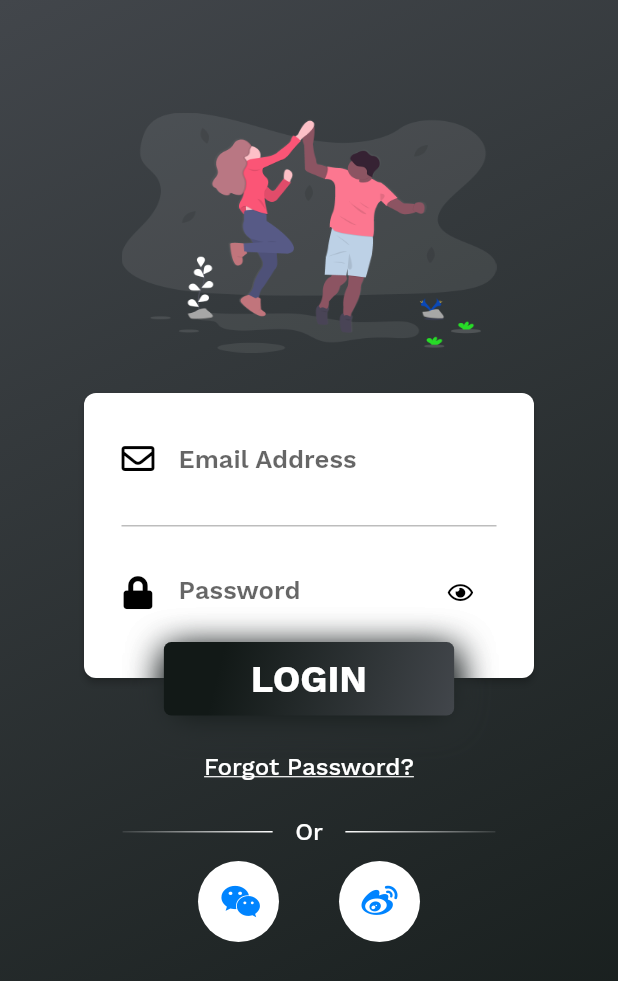
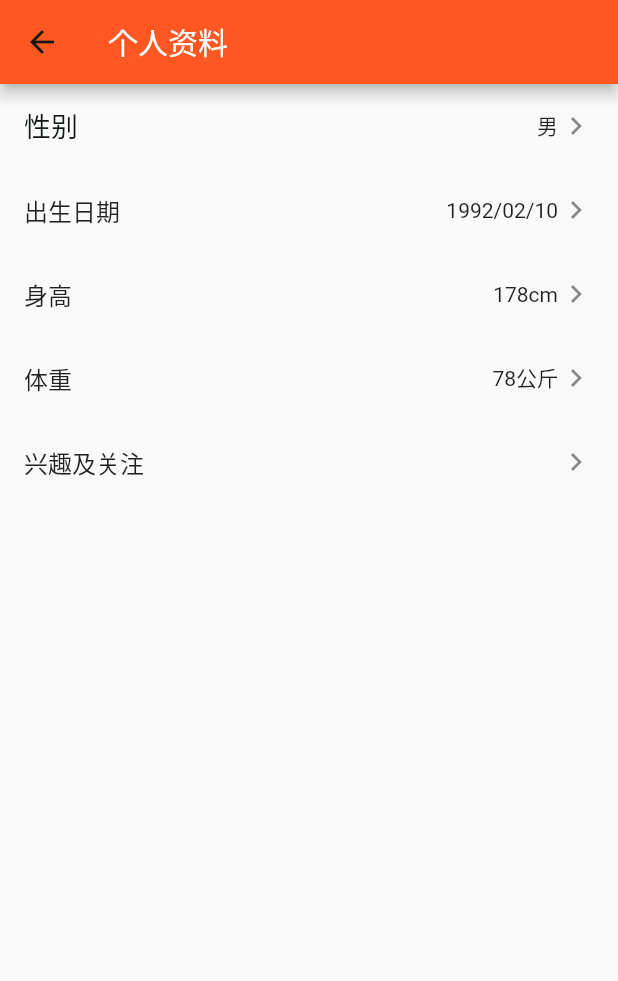
Before and after one commit to viegoooo/flutter_fit, a Flutter app: the screen it shows after launch, on a phone screen of 412 x 824 dp. Shown: the top 981 px of the screen. Run offline on Flutter 3.47's test engine with Material 2 defaults, Android fonts, the phone set to English and light mode, and no system bars; our stand-ins replace charts_flutter, fluro, font_awesome_flutter, intro_slider; project files that could hold a hidden picture were left out.

Commit message:
add wheel picker Dialog ,个人信息页面身高Item 添加 滚轮选择器

```diff
--- a/lib/main.dart
+++ b/lib/main.dart
@@ -1,11 +1,13 @@
 import 'package:flutter/material.dart';
 import 'package:flutter/services.dart';
+import 'package:flutter_fit/page/me/personal_information.dart';
 import 'package:flutter_fit/page/sport/sports_routers.dart';
 import 'package:flutter_fit/page/welcome/login_or_register_page.dart';
 import 'package:flutter_fit/page/welcome/splash_page.dart';
 import 'package:flutter_fit/page/home/home_page.dart';
 import 'package:flutter_fit/page/sport/sports_history_page.dart';
 import 'package:flutter_fit/page/welcome/welcome_page.dart';
+import 'package:flutter_fit/widget/wheel/wheel_picker.dart';
 import 'package:flutter_fit/common/style/fit_style.dart';
 import 'package:flutter_fit/common/route/fluro_navigator_utils.dart';
 ///程序入口
@@ -13,9 +15,7 @@ void main() {
 //  AMap.init("key");  //IOS
   runApp(MyApp());
 
-  SystemChrome.setSystemUIOverlayStyle(SystemUiOverlayStyle.dark.copyWith(
-    statusBarColor: Colors.white, //or set color with: Color(0xFF0000FF)
-  ));
+  SystemChrome.setSystemUIOverlayStyle(SystemUiOverlayStyle.light);
 
 
 }
@@ -40,10 +40,12 @@ class MyApp extends StatelessWidget {
       theme: ThemeData(
         // This is the theme of your application.
         primarySwatch: FitColor.themeColors,
+
       ),
 
       ///程序的第一个界面，一般需要用Scaffold 包裹的 Material风格的widget
-      home: SplashPage(),
+      //home: SplashPage(),
+      home: PersonalInfoPage(),
       onGenerateRoute: NavigatorUtils.mRouter.generator,
       //home: SportsHistoryPage(),
 //      routes: {
--- /dev/null
+++ b/lib/page/me/me_routers.dart
@@ -0,0 +1,16 @@
+import 'package:fluro/fluro.dart';
+import 'package:flutter_fit/common/route/fluro_navigator_utils.dart';
+import 'package:flutter_fit/page/me/me_page.dart';
+import 'package:flutter_fit/page/me/personal_information.dart';
+
+class SportsRouters implements IRouter{
+  static String me = "/me";
+  static String personalInformation = "/me/personal_info";
+
+  @override
+  void define(Router router) {
+    router.define(me, handler: Handler(handlerFunc: (_, params) => MePage()));
+    router.define(personalInformation, handler: Handler(handlerFunc: (_, params) => PersonalInfoPage()));
+  }
+
+}
--- /dev/null
+++ b/lib/page/me/personal_information.dart
@@ -0,0 +1,197 @@
+import 'package:flutter/material.dart';
+import 'package:flutter_fit/common/route/fluro_navigator_utils.dart';
+import 'package:flutter_fit/common/style/fit_style.dart';
+import 'package:flutter_fit/widget/wheel/wheel_picker.dart';
+/// AlertDialog
+
+class PersonalInfoPage extends StatefulWidget {
+  @override
+  _PersonalInfoPageState createState() => _PersonalInfoPageState();
+}
+
+class _PersonalInfoPageState extends State<PersonalInfoPage> {
+  String _newGender = '男';
+
+  @override
+  Widget build(BuildContext context) {
+    return Material(
+      child: SafeArea(
+        child: SingleChildScrollView(
+          child: Column(
+            children: <Widget>[
+              _buildAppBar(),
+              _buildGenderListTile(),
+              _buildBirthDayListTile(),
+              _buildHeightListTile(),
+              _buildWeightListTile(),
+              _buildInterestListTile(),
+            ],
+          ),
+        ),
+      ),
+    );
+  }
+
+  _buildAppBar() {
+    return AppBar(
+      leading: IconButton(
+        onPressed: () {
+          NavigatorUtils.goBack(context);
+        },
+        padding: const EdgeInsets.all(12.0),
+        icon: Icon(
+          Icons.arrow_back,
+          size: 24,
+          color: FitColor.mainTextColor,
+        ),
+      ),
+      title: Text('个人资料'),
+    );
+  }
+
+  _buildGenderListTile() {
+    return ListTile(
+      onTap: () => {
+        showDialog(
+            context: context,
+            builder: (BuildContext buildContext) {
+              return _showSelectGenderDialog();
+            })
+      },
+      isThreeLine: false,
+      title: Text(
+        "性别",
+        style: FitConstant.normalText,
+      ),
+      trailing: Row(
+        mainAxisSize: MainAxisSize.min,
+        children: <Widget>[
+          Text(_newGender),
+          Icon(Icons.keyboard_arrow_right),
+        ],
+      ),
+    );
+  }
+
+  _buildBirthDayListTile() {
+    return ListTile(
+      isThreeLine: false,
+      title: Text("出生日期"),
+      trailing: Row(
+        mainAxisSize: MainAxisSize.min,
+        children: <Widget>[
+          Text('1992/02/10'),
+          Icon(Icons.keyboard_arrow_right),
+        ],
+      ),
+    );
+  }
+
+  _buildHeightListTile() {
+    return ListTile(
+      onTap:(){
+        WheelPicker.showWheelPicker(context);
+      },
+      isThreeLine: false,
+      title: Text("身高"),
+      trailing: Row(
+        mainAxisSize: MainAxisSize.min,
+        children: <Widget>[
+          Text('178cm'),
+          Icon(Icons.keyboard_arrow_right),
+        ],
+      ),
+    );
+  }
+
+  _buildWeightListTile() {
+    return ListTile(
+      isThreeLine: false,
+      title: Text("体重"),
+      trailing: Row(
+        mainAxisSize: MainAxisSize.min,
+        children: <Widget>[
+          Text('78公斤'),
+          Icon(Icons.keyboard_arrow_right),
+        ],
+      ),
+    );
+  }
+
+  _buildInterestListTile() {
+    return ListTile(
+      isThreeLine: false,
+      title: Text("兴趣及关注"),
+      trailing: Icon(Icons.keyboard_arrow_right),
+    );
+  }
+
+  /// 如何改变弹出的Dialog在屏幕中的位置？？
+  _showSelectGenderDialog() {
+    print(" ----------------");
+
+    return AlertDialog(
+      title: Text('性别'),
+
+      ///RadioListTile 和 CheckBox 点击选择框以后 没有UI的切换 ,需要父控件是Stateful的控件。可以使用StatefulBuilder
+      content: StatefulBuilder(builder: (context, StateSetter setState) {
+        return Column(
+          mainAxisSize: MainAxisSize.min,
+          children: <Widget>[
+            RadioListTile<String>(
+              value: '男',
+              title: Text('男'),
+              groupValue: _newGender,
+              onChanged: (value) {
+                setState(() {
+                  ///此SetState 是 AlertDialog UI 的刷新 （点击Item后选中提示图标的变化） 。
+                  _newGender = value;
+                  NavigatorUtils.goBack(context);
+
+                  ///取消Dialog 和回退界面一样 需要调用 Navigator的pop方法
+                  this.setState(() {});
+
+                  ///此SetState 是Dialog 后面的PersonalInfoPage的更新
+                });
+              },
+            ),
+            RadioListTile<String>(
+              value: '女',
+              title: Text('女'),
+              groupValue: _newGender,
+              onChanged: (value) {
+                setState(() {
+                  _newGender = value;
+                  NavigatorUtils.goBack(context);
+                  this.setState(() {});
+                });
+              },
+            ),
+            RadioListTile<String>(
+              value: '保密',
+              title: Text('保密'),
+              groupValue: _newGender,
+              onChanged: (value) {
+                setState(() {
+                  _newGender = value;
+                  NavigatorUtils.goBack(context);
+                  this.setState(() {});
+                });
+              },
+            ),
+          ],
+        );
+      }),
+
+      actions: <Widget>[
+        FlatButton(
+          child: Text('NO'),
+          onPressed: () {
+            NavigatorUtils.goBack(context);
+          },
+        ),
+      ],
+    );
+  }
+
+}
--- /dev/null
+++ b/lib/widget/wheel/data_model.dart
@@ -0,0 +1,57 @@
+
+
+abstract class BaseOnePickerModel{
+  //a getter method for  column content data, return null to end list
+  String stringAtIndex(int index);
+  //set selected index
+  void setSelectedIndex(int index);
+  //return current left index
+  int getCurrentIndex();
+  //return final time
+  int finalData();
+}
+
+
+class HeightPickerModel extends BaseOnePickerModel{
+
+  int maxHeight;
+  int minHeight;
+  List<String> heightList;
+  int _currentIndex;
+  int currentHeight;
+
+  HeightPickerModel({this.maxHeight:220, this.minHeight:0, this.heightList,
+    this.currentHeight:180}){
+    this.heightList = List.generate(maxHeight - minHeight + 1, (int index) {
+      // print('LEFT LIST... ${minTime.year + index}${_localeYear()}');
+      return '${minHeight + index}厘米';
+    });
+    _currentIndex = currentHeight - minHeight;
+  }
+
+  @override
+  int finalData() {
+    return currentHeight;
+  }
+
+  @override
+  int getCurrentIndex() {
+    return _currentIndex;
+  }
+
+  @override
+  void setSelectedIndex(int index) {
+   _currentIndex =index;
+  }
+
+  ///返回 “178厘米”
+  @override
+  String stringAtIndex(int index) {
+    if (index >= 0 && index < heightList.length) {
+      return heightList[index];
+    } else {
+      return null;
+    }
+  }
+
+}
--- /dev/null
+++ b/lib/widget/wheel/wheel_style.dart
@@ -0,0 +1,33 @@
+import 'package:flutter/foundation.dart';
+import 'package:flutter/material.dart';
+
+class WheelPickerTheme extends Diagnosticable {
+  final TextStyle cancelStyle;
+  final TextStyle doneStyle;
+  final TextStyle itemUnselectedStyle;
+  final TextStyle itemSelectedStyle;
+  final Color backgroundColor;
+
+  final double containerHeight;
+  final double titleHeight;
+  final double tipsHeight;
+  final double itemHeight;
+  final double actionButtonHeight;
+  final double marginToWindow;
+  final BorderRadius borderRadius;
+
+  const WheelPickerTheme({
+    this.cancelStyle = const TextStyle(color: Colors.deepOrange, fontSize: 16),
+    this.doneStyle = const TextStyle(color: Colors.deepOrange, fontSize: 16),
+    this.itemUnselectedStyle = const TextStyle(color: Colors.black, fontSize: 18),
+    this.itemSelectedStyle = const TextStyle(color: Colors.deepOrange, fontSize: 18,fontWeight: FontWeight.bold),
+    this.backgroundColor = Colors.white,
+    this.containerHeight = 260.0,
+    this.titleHeight = 48.0,
+    this.itemHeight = 48.0,
+    this.actionButtonHeight = 42.0,
+    this.marginToWindow = 24.0,
+    this.borderRadius = const BorderRadius.all(Radius.circular(12)),
+    this.tipsHeight = 24.0,
+  });
+}
```
Also changed, not shown: lib/widget/wheel/wheel_picker.dart (added, +316 -0 lines).
